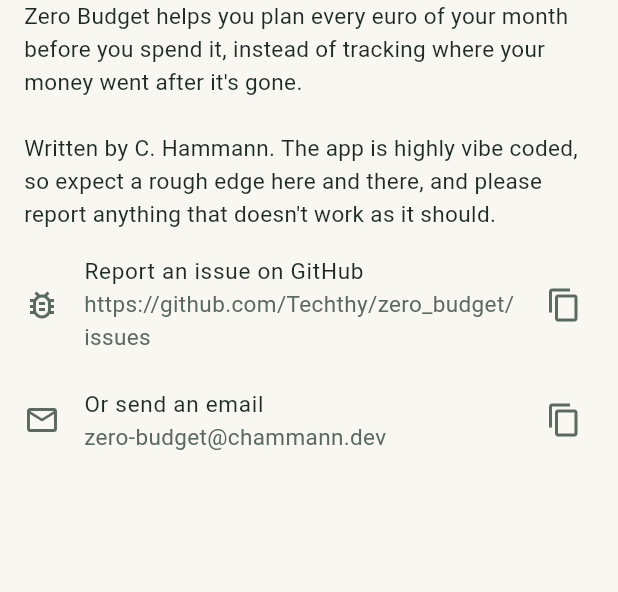
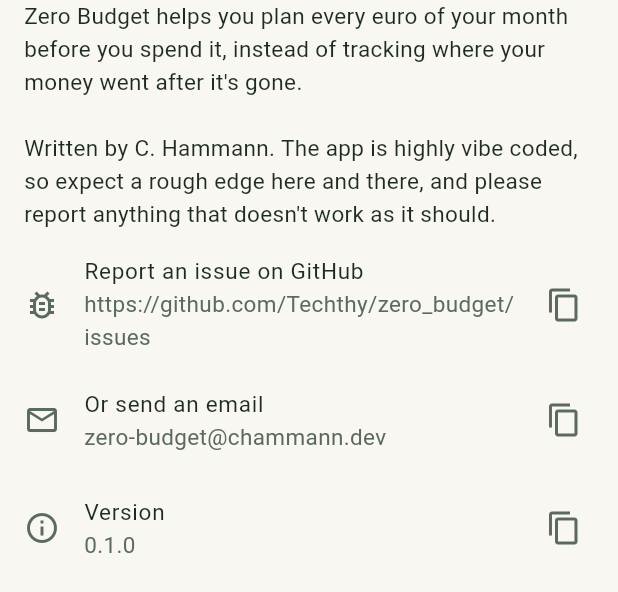
Before and after one commit to Techthy/zero_budget, a Flutter app: the _About widget shown alone on an empty page, opened directly, on a phone screen of 412 x 824 dp. Shown: the top 592 px of the screen. Run offline on Flutter 3.47's test engine with Material 3 defaults, Android fonts, the phone set to English and light mode, and no system bars; our stand-ins replace drift, drift_flutter, flutter_riverpod, package_info_plus, riverpod_annotation; accounts and stored records are empty; generated files the repository leaves out were written again.

Commit message:
feat: add app version display in settings and create appVersion provider

```diff
--- a/lib/settings/settings_providers.dart
+++ b/lib/settings/settings_providers.dart
@@ -1,3 +1,4 @@
+import 'package:package_info_plus/package_info_plus.dart';
 import 'package:riverpod_annotation/riverpod_annotation.dart';
 
 import '../data/database.dart';
@@ -8,3 +9,9 @@
 @riverpod
 Stream<Setting> settings(Ref ref) =>
     ref.watch(appDatabaseProvider).watchSettings();
+
+/// The app's version as the build named it, like 1.2.0 for a release or
+/// 1.2.0-nightly.57 for a nightly.
+@riverpod
+Future<String> appVersion(Ref ref) async =>
+    (await PackageInfo.fromPlatform()).version;
--- a/lib/settings/settings_screen.dart
+++ b/lib/settings/settings_screen.dart
@@ -137,8 +137,8 @@
   }
 }
 
-/// What the app is, who wrote it, and where to report issues.
-class _About extends StatelessWidget {
+/// What the app is, who wrote it, its version, and where to report issues.
+class _About extends ConsumerWidget {
   const _About();
 
   static const issuesUrl = 'https://github.com/Techthy/zero_budget/issues';
@@ -153,7 +153,8 @@
   }
 
   @override
-  Widget build(BuildContext context) {
+  Widget build(BuildContext context, WidgetRef ref) {
+    final version = ref.watch(appVersionProvider).value;
     return Column(
       crossAxisAlignment: CrossAxisAlignment.stretch,
       children: [
@@ -182,6 +183,14 @@
           trailing: const Icon(Icons.copy_outlined),
           onTap: () => _copy(context, email),
         ),
+        // Copied for an issue report, to say which build it's about.
+        ListTile(
+          leading: const Icon(Icons.info_outline),
+          title: const Text('Version'),
+          subtitle: Text(version ?? ''),
+          trailing: const Icon(Icons.copy_outlined),
+          onTap: version == null ? null : () => _copy(context, version),
+        ),
         const SizedBox(height: 16),
       ],
     );
```
Also changed, not shown: lib/settings/settings_providers.g.dart.
